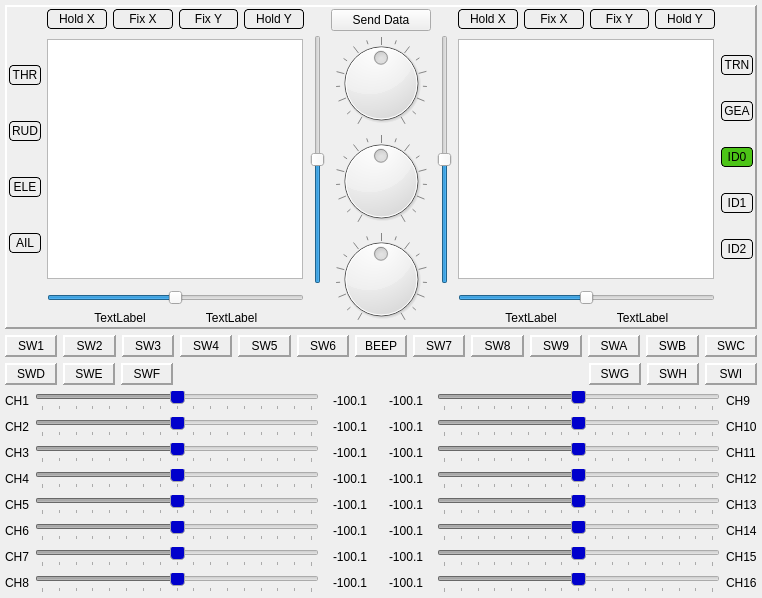
xhorizont/eepe, file src/simulatordialog.ui: the form before one commit.
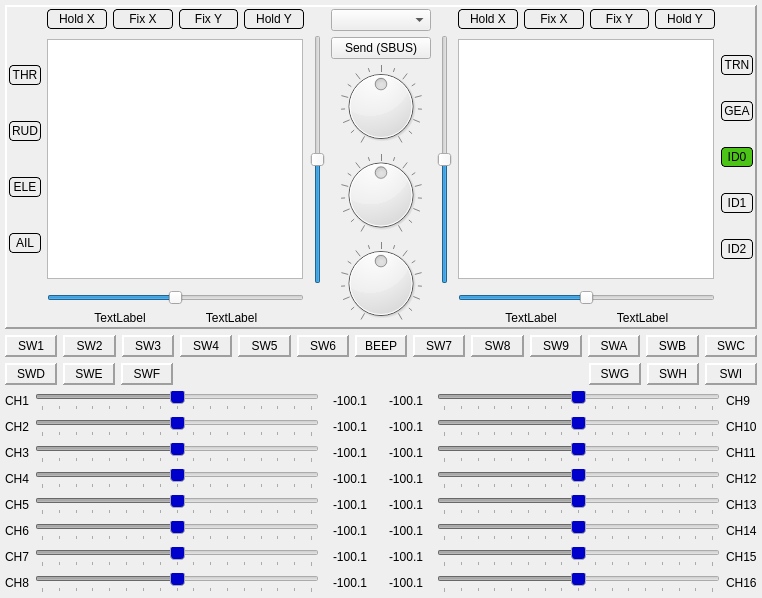
The form after the commit. Icons and pictures are not drawn.

Diff of the .ui file:
```diff
--- a/src/simulatordialog.ui
+++ b/src/simulatordialog.ui
@@ -341,9 +341,12 @@
       <item>
        <layout class="QVBoxLayout" name="verticalLayout_11">
         <item>
-         <widget class="QPushButton" name="SendData">
+         <widget class="QComboBox" name="serialPortCB"/>
+        </item>
+        <item>
+         <widget class="QPushButton" name="SendDataButton">
           <property name="text">
-           <string>Send Data</string>
+           <string>Send (SBUS)</string>
           </property>
          </widget>
         </item>
```
